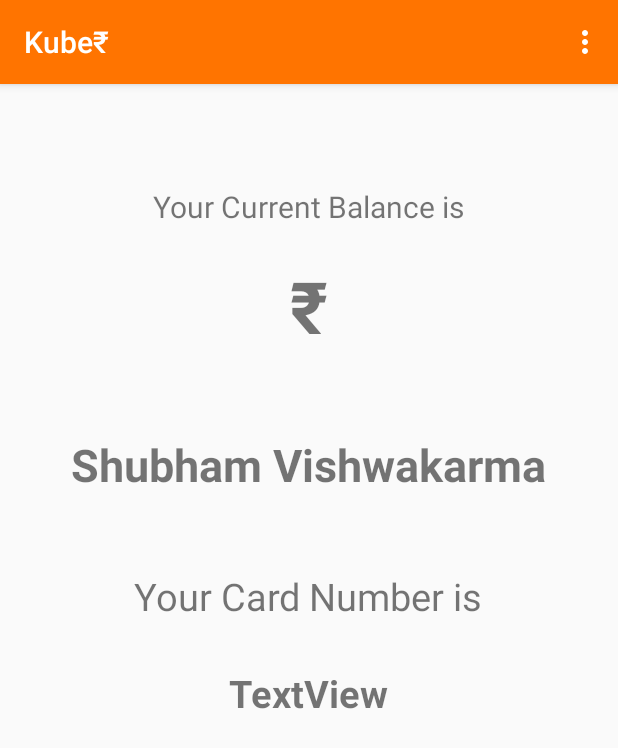
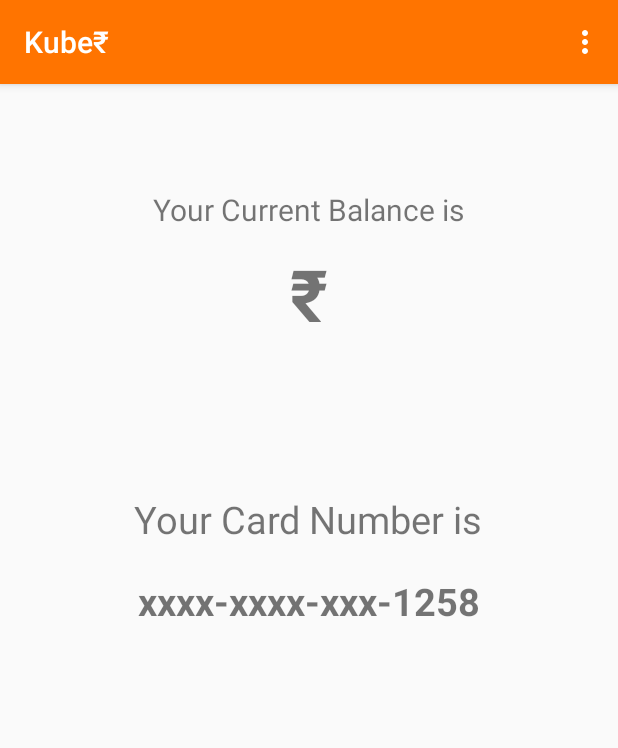
Before and after one commit to kaustubhtoraskar/CodeIT, an Android app: the WalletStatement screen opened directly, with no data from a screen before it, on a phone screen of 412 x 824 dp. Shown: the top 748 px of the screen. Run offline under Robolectric (Android 15) with nearby library versions, the phone set to English and light mode, and no system bars; our stand-ins replace Firebase (no records; nobody signed in at launch, a user with empty details on screens opened directly); 3 statements that could not run were skipped.

Commit message:
ScrollView

```diff
--- a/app/src/main/java/svkt/wallet/activities/ChatActivity.java
+++ b/app/src/main/java/svkt/wallet/activities/ChatActivity.java
@@ -182,6 +182,8 @@ public class ChatActivity extends AppCompatActivity implements AIListener{
                 break;
 
             case "passToPassbook":
+                HashMap<String, JsonElement> passMap = result.getParameters();
+                Log.e(TAG,"passMap = " + passMap);
                 break;
             default:
                 Log.e(TAG,"Response = " + result.getFulfillment().getSpeech());
--- a/app/src/main/java/svkt/wallet/activities/TransactionActivity.java
+++ b/app/src/main/java/svkt/wallet/activities/TransactionActivity.java
@@ -101,7 +101,7 @@ public class TransactionActivity extends AppCompatActivity {
         FirebaseUser fUser = FirebaseAuth.getInstance().getCurrentUser();
         currentUser.balance -= Long.parseLong(amount);
 
-        DateFormat df = new SimpleDateFormat("dd/MM/yy HH:mm:ss");
+        DateFormat df = new SimpleDateFormat("yyyy-MM-dd HH:mm:ss");
         Calendar calobj = Calendar.getInstance();
         String date = df.format(calobj.getTime());
         Transaction destTransaction = new Transaction(hashKey,fUser.getUid(),toName,currentUser.name,amount,date,"received");
--- a/app/src/main/res/drawable/ic_arrow_downward_orange_24dp.xml
+++ b/app/src/main/res/drawable/ic_arrow_downward_orange_24dp.xml
@@ -5,5 +5,5 @@
         android:viewportHeight="24.0">
     <path
         android:pathData="M20,12l-1.41,-1.41L13,16.17V4h-2v12.17l-5.58,-5.59L4,12l8,8 8,-8z"
-        android:fillColor="#010101"/>
+        android:fillColor="@color/colorPrimary"/>
 </vector>
--- a/app/src/main/res/drawable/responsetextstyle.xml
+++ b/app/src/main/res/drawable/responsetextstyle.xml
@@ -2,7 +2,7 @@
 <selector xmlns:android="http://schemas.android.com/apk/res/android">
     <item >
         <shape android:shape="rectangle"  >
-            <corners android:radius="45dip" />
+            <corners android:radius="15dip" />
             <solid android:color= "@color/colorPrimaryDark" />
             <padding android:left="15dp" />
             <padding android:bottom="7dp" />
--- a/app/src/main/res/drawable/textviewstyle.xml
+++ b/app/src/main/res/drawable/textviewstyle.xml
@@ -2,7 +2,7 @@
 <selector xmlns:android="http://schemas.android.com/apk/res/android">
     <item >
         <shape android:shape="rectangle"  >
-            <corners android:radius="45dip" />
+            <corners android:radius="15dip" />
             <solid android:color="#ffeed3" />
             <padding android:left="15dp" />
             <padding android:bottom="7dp" />
--- a/app/src/main/res/layout/activity_wallet_statement.xml
+++ b/app/src/main/res/layout/activity_wallet_statement.xml
@@ -7,10 +7,13 @@
     android:layout_height="match_parent"
     tools:context="svkt.wallet.activities.WalletStatement"
     android:orientation="vertical">
+
     <LinearLayout
         android:layout_width="match_parent"
-    android:layout_height="match_parent"
-    android:layout_marginTop="60dp"
+        android:layout_height="wrap_content"
+        android:padding="20dp"
+        android:layout_marginTop="40dp"
+        android:layout_marginBottom="40dp"
         android:orientation="vertical"
         android:gravity="center">
 
@@ -19,20 +22,13 @@
             android:layout_width="wrap_content"
             android:layout_height="wrap_content"
             android:text="Your Current Balance is"
-        android:textSize="20sp"
-        tools:layout_editor_absoluteX="88dp"
-        app:layout_constraintTop_toTopOf="parent"
-        android:layout_marginTop="8dp"
-        android:layout_marginBottom="20dp"
-        app:layout_constraintBottom_toTopOf="@+id/totalAmount" />
+            android:layout_margin="10dp"
+            android:textSize="20sp" />
 
         <TextView
             android:id="@+id/totalAmount"
             android:layout_width="wrap_content"
-        android:layout_height="90dp"
-        android:layout_marginBottom="20dp"
-        android:layout_marginLeft="8dp"
-        android:layout_marginRight="8dp"
+            android:layout_height="wrap_content"
             android:text="@string/Rs"
             android:textSize="48sp"
             android:textStyle="bold" />
@@ -41,12 +37,9 @@
             android:id="@+id/name"
             android:layout_width="wrap_content"
             android:layout_height="wrap_content"
-        android:layout_marginBottom="40dp"
-        android:layout_marginLeft="8dp"
-        android:layout_marginRight="8dp"
-        android:layout_marginTop="8dp"
-        android:text="Shubham Vishwakarma"
+            android:text=""
             android:textSize="30sp"
+            android:layout_margin="20dp"
             android:textStyle="bold" />
 
         <TextView
@@ -55,19 +48,16 @@
             android:layout_height="wrap_content"
             android:text="Your Card Number is"
             android:textSize="25sp"
-        android:layout_marginBottom="30dp"
-        android:layout_marginTop="10dp"
-        />
+            android:layout_margin="20dp"/>
 
 
         <TextView
             android:id="@+id/cardno"
             android:layout_width="wrap_content"
             android:layout_height="wrap_content"
-        android:text="TextView"
+            android:text="xxxx-xxxx-xxx-1258"
             android:textSize="25sp"
             android:textStyle="bold"
-        tools:layout_editor_absoluteX="141dp"
-        tools:layout_editor_absoluteY="380dp" />
+            android:layout_marginBottom="50dp"/>
     </LinearLayout>
 </ScrollView>
```
Also changed, not shown: app/src/main/java/svkt/wallet/adapter/TransactionListAdapter.java (+9 -0 lines), app/src/main/res/layout/activity_transaction.xml (+9 -10 lines), app/src/main/res/layout/fragment_passbook.xml (deleted, +0 -16 lines), app/src/main/res/layout/list_item_transaction.xml (+28 -25 lines). Lines whose indentation alone changed are shown as unchanged.
